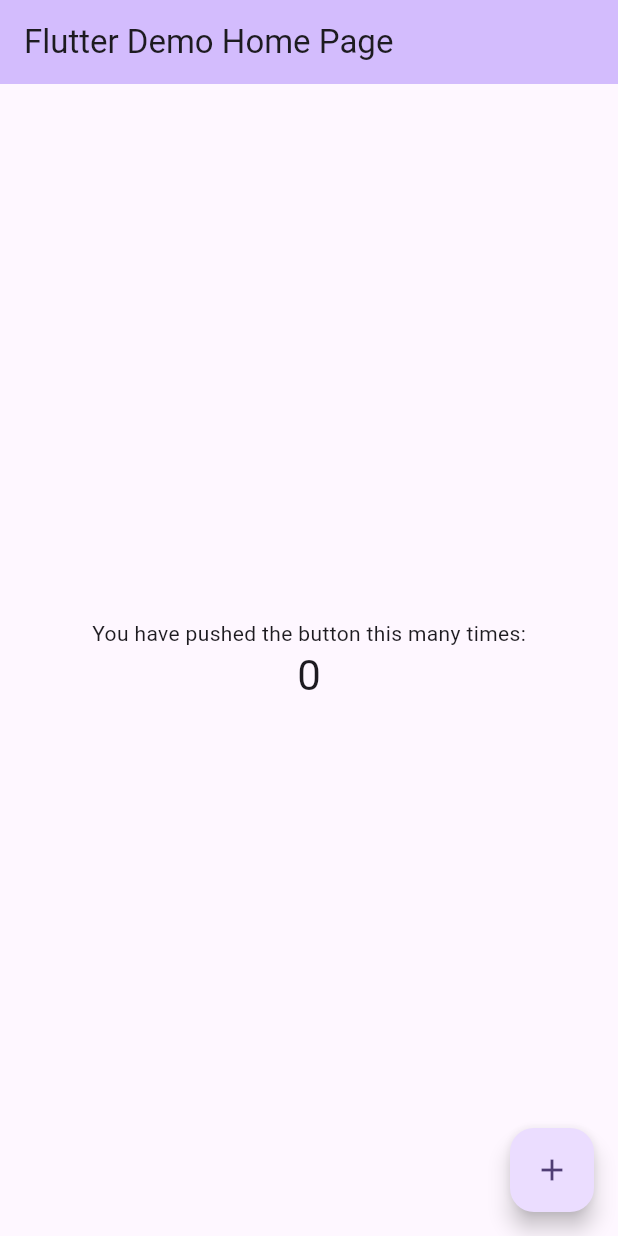
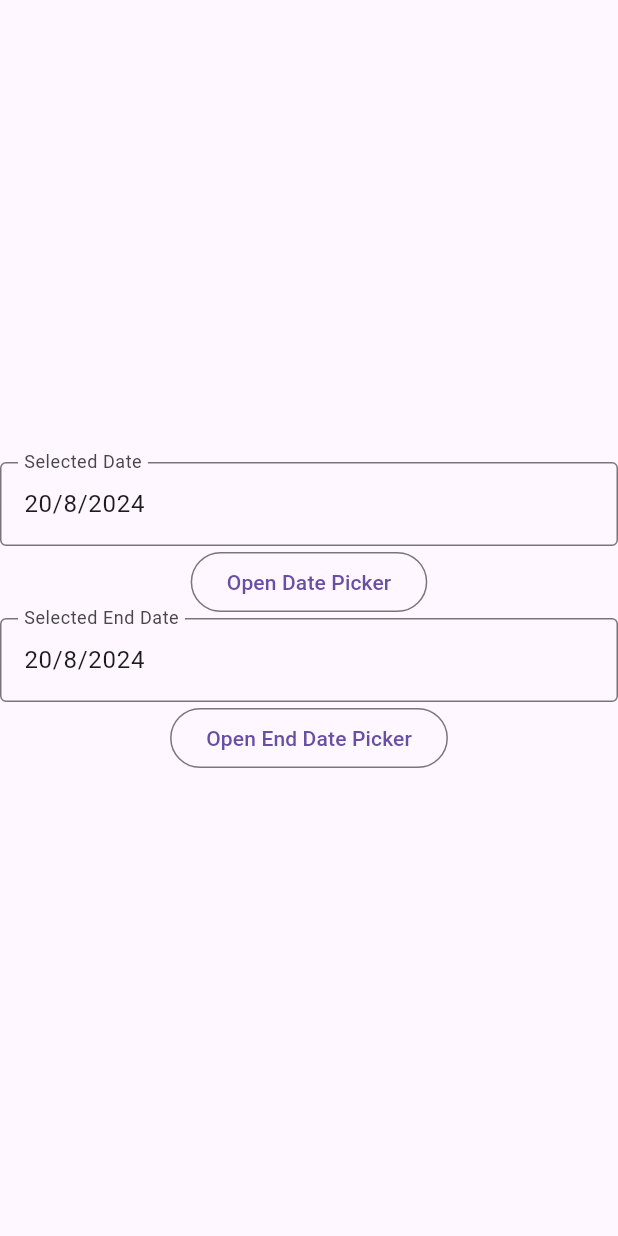
Before and after one commit to RayChan9123/Flutter_datepicker_repo, a Flutter app: the screen it shows after launch, on a phone screen of 412 x 824 dp. Run offline on Flutter 3.47's test engine with Material 3 defaults, Android fonts, the phone set to English and light mode, and no system bars.

Commit message:
"Removed unnecessary code in main.dart and .metadata files, and replaced with a new implementation for a date picker app."

```diff
--- a/flutter_datepicker_bug_proj/lib/main.dart
+++ b/flutter_datepicker_bug_proj/lib/main.dart
@@ -1,125 +1,19 @@
 import 'package:flutter/material.dart';
+import 'package:flutter_datepicker_bug_proj/presentation/datePickerBug.dart';
+//import 'package:flutter_application_2/presentation/datePickerExample.dart';
 
-void main() {
-  runApp(const MyApp());
-}
+/// Flutter code sample for [showDatePicker].
 
-class MyApp extends StatelessWidget {
-  const MyApp({super.key});
+void main() => runApp(const DatePickerApp());
 
-  // This widget is the root of your application.
+class DatePickerApp extends StatelessWidget {
+  const DatePickerApp({super.key});
+
   @override
   Widget build(BuildContext context) {
-    return MaterialApp(
-      title: 'Flutter Demo',
-      theme: ThemeData(
-        // This is the theme of your application.
-        //
-        // TRY THIS: Try running your application with "flutter run". You'll see
-        // the application has a purple toolbar. Then, without quitting the app,
-        // try changing the seedColor in the colorScheme below to Colors.green
-        // and then invoke "hot reload" (save your changes or press the "hot
-        // reload" button in a Flutter-supported IDE, or press "r" if you used
-        // the command line to start the app).
-        //
-        // Notice that the counter didn't reset back to zero; the application
-        // state is not lost during the reload. To reset the state, use hot
-        // restart instead.
-        //
-        // This works for code too, not just values: Most code changes can be
-        // tested with just a hot reload.
-        colorScheme: ColorScheme.fromSeed(seedColor: Colors.deepPurple),
-        useMaterial3: true,
-      ),
-      home: const MyHomePage(title: 'Flutter Demo Home Page'),
+    return const MaterialApp(
+      restorationScopeId: 'app',
+      home: DatePickerExample(restorationId: 'main'),
     );
   }
 }
-
-class MyHomePage extends StatefulWidget {
-  const MyHomePage({super.key, required this.title});
-
-  // This widget is the home page of your application. It is stateful, meaning
-  // that it has a State object (defined below) that contains fields that affect
-  // how it looks.
-
-  // This class is the configuration for the state. It holds the values (in this
-  // case the title) provided by the parent (in this case the App widget) and
-  // used by the build method of the State. Fields in a Widget subclass are
-  // always marked "final".
-
-  final String title;
-
-  @override
-  State<MyHomePage> createState() => _MyHomePageState();
-}
-
-class _MyHomePageState extends State<MyHomePage> {
-  int _counter = 0;
-
-  void _incrementCounter() {
-    setState(() {
-      // This call to setState tells the Flutter framework that something has
-      // changed in this State, which causes it to rerun the build method below
-      // so that the display can reflect the updated values. If we changed
-      // _counter without calling setState(), then the build method would not be
-      // called again, and so nothing would appear to happen.
-      _counter++;
-    });
-  }
-
-  @override
-  Widget build(BuildContext context) {
-    // This method is rerun every time setState is called, for instance as done
-    // by the _incrementCounter method above.
-    //
-    // The Flutter framework has been optimized to make rerunning build methods
-    // fast, so that you can just rebuild anything that needs updating rather
-    // than having to individually change instances of widgets.
-    return Scaffold(
-      appBar: AppBar(
-        // TRY THIS: Try changing the color here to a specific color (to
-        // Colors.amber, perhaps?) and trigger a hot reload to see the AppBar
-        // change color while the other colors stay the same.
-        backgroundColor: Theme.of(context).colorScheme.inversePrimary,
-        // Here we take the value from the MyHomePage object that was created by
-        // the App.build method, and use it to set our appbar title.
-        title: Text(widget.title),
-      ),
-      body: Center(
-        // Center is a layout widget. It takes a single child and positions it
-        // in the middle of the parent.
-        child: Column(
-          // Column is also a layout widget. It takes a list of children and
-          // arranges them vertically. By default, it sizes itself to fit its
-          // children horizontally, and tries to be as tall as its parent.
-          //
-          // Column has various properties to control how it sizes itself and
-          // how it positions its children. Here we use mainAxisAlignment to
-          // center the children vertically; the main axis here is the vertical
-          // axis because Columns are vertical (the cross axis would be
-          // horizontal).
-          //
-          // TRY THIS: Invoke "debug painting" (choose the "Toggle Debug Paint"
-          // action in the IDE, or press "p" in the console), to see the
-          // wireframe for each widget.
-          mainAxisAlignment: MainAxisAlignment.center,
-          children: <Widget>[
-            const Text(
-              'You have pushed the button this many times:',
-            ),
-            Text(
-              '$_counter',
-              style: Theme.of(context).textTheme.headlineMedium,
-            ),
-          ],
-        ),
-      ),
-      floatingActionButton: FloatingActionButton(
-        onPressed: _incrementCounter,
-        tooltip: 'Increment',
-        child: const Icon(Icons.add),
-      ), // This trailing comma makes auto-formatting nicer for build methods.
-    );
-  }
-}
--- /dev/null
+++ b/flutter_datepicker_bug_proj/lib/presentation/datePickerBug.dart
@@ -0,0 +1,184 @@
+import 'package:flutter/material.dart';
+
+class DatePickerExample extends StatefulWidget {
+  const DatePickerExample({super.key, this.restorationId});
+
+  final String? restorationId;
+
+  @override
+  State<DatePickerExample> createState() => _DatePickerExampleState();
+}
+
+//created two vars to store the start_date and end_date
+DateTime start_date = DateTime.now();
+DateTime end_date = DateTime.now();
+
+/// RestorationProperty objects can be used because of RestorationMixin.
+class _DatePickerExampleState extends State<DatePickerExample>
+    with RestorationMixin {
+  // In this example, the restoration ID for the mixin is passed in through
+  // the [StatefulWidget]'s constructor.
+  @override
+  String? get restorationId => widget.restorationId;
+
+  //use the var in the
+  final RestorableDateTime _selectedDate = RestorableDateTime(start_date);
+  final RestorableDateTime _selectedEndDate = RestorableDateTime(end_date);
+
+  late final RestorableRouteFuture<DateTime?> _restorableDatePickerRouteFuture =
+      RestorableRouteFuture<DateTime?>(
+    onComplete: _selectDate,
+    onPresent: (NavigatorState navigator, Object? arguments) {
+      return navigator.restorablePush(
+        _datePickerRoute,
+        arguments: _selectedDate.value.millisecondsSinceEpoch,
+      );
+    },
+  );
+
+  late final RestorableRouteFuture<DateTime?>
+      _restorableEndDatePickerRouteFuture = RestorableRouteFuture<DateTime?>(
+    onComplete: _selectEndDate,
+    onPresent: (NavigatorState navigator, Object? arguments) {
+      return navigator.restorablePush(
+        _endDatePickerRoute,
+        arguments: _selectedEndDate.value.millisecondsSinceEpoch,
+      );
+    },
+  );
+
+  @pragma('vm:entry-point')
+  static Route<DateTime> _datePickerRoute(
+    BuildContext context,
+    Object? arguments,
+  ) {
+    return DialogRoute<DateTime>(
+      context: context,
+      builder: (BuildContext context) {
+        return DatePickerDialog(
+          restorationId: 'date_picker_dialog',
+          initialEntryMode: DatePickerEntryMode.calendarOnly,
+          initialDate: DateTime.fromMillisecondsSinceEpoch(arguments! as int),
+          firstDate: DateTime(2021),
+          //forbidden date chosen that are later than the end date
+          lastDate: end_date,
+        );
+      },
+    );
+  }
+
+  @pragma('vm:entry-point')
+  static Route<DateTime> _endDatePickerRoute(
+    BuildContext context,
+    Object? arguments,
+  ) {
+    return DialogRoute<DateTime>(
+      context: context,
+      builder: (BuildContext context) {
+        return DatePickerDialog(
+          restorationId: 'end_date_picker_dialog',
+          initialEntryMode: DatePickerEntryMode.calendarOnly,
+          initialDate: DateTime.fromMillisecondsSinceEpoch(arguments! as int),
+          //forbidden date chosen that are before than the start date
+          firstDate: start_date,
+          lastDate: DateTime(2033),
+        );
+      },
+    );
+  }
+
+  @override
+  void restoreState(RestorationBucket? oldBucket, bool initialRestore) {
+    registerForRestoration(_selectedDate, 'selected_date');
+    registerForRestoration(
+        _restorableDatePickerRouteFuture, 'date_picker_route_future');
+    registerForRestoration(_selectedEndDate, 'selected_end_date');
+    registerForRestoration(
+        _restorableEndDatePickerRouteFuture, 'end_date_picker_route_future');
+  }
+
+  void _selectDate(DateTime? newSelectedDate) {
+    if (newSelectedDate != null) {
+      setState(() {
+        _selectedDate.value = newSelectedDate;
+        start_date = newSelectedDate;
+        _dateController.text =
+            '${_selectedDate.value.day}/${_selectedDate.value.month}/${_selectedDate.value.year}';
+        ScaffoldMessenger.of(context).showSnackBar(SnackBar(
+          content: Text(
+              'Selected: ${_selectedDate.value.day}/${_selectedDate.value.month}/${_selectedDate.value.year}'),
+        ));
+      });
+    }
+  }
+
+  void _selectEndDate(DateTime? newSelectedEndDate) {
+    if (newSelectedEndDate != null) {
+      setState(() {
+        _selectedEndDate.value = newSelectedEndDate;
+        end_date = newSelectedEndDate;
+        _endDateController.text =
+            '${_selectedEndDate.value.day}/${_selectedEndDate.value.month}/${_selectedEndDate.value.year}';
+        ScaffoldMessenger.of(context).showSnackBar(SnackBar(
+          content: Text(
+              'Selected: ${_selectedEndDate.value.day}/${_selectedEndDate.value.month}/${_selectedEndDate.value.year}'),
+        ));
+      });
+    }
+  }
+
+  final TextEditingController _dateController = TextEditingController();
+  final TextEditingController _endDateController = TextEditingController();
+
+  @override
+  void initState() {
+    super.initState();
+    _dateController.text =
+        '${start_date.day}/${start_date.month}/${start_date.year}';
+    _endDateController.text =
+        '${end_date.day}/${end_date.month}/${end_date.year}';
+  }
+
+  @override
+  Widget build(BuildContext context) {
+    return Scaffold(
+      body: Column(
+        mainAxisAlignment: MainAxisAlignment.center,
+        children: [
+          TextFormField(
+            controller: _dateController,
+            readOnly: true,
+            decoration: const InputDecoration(
+              labelText: 'Selected Date',
+              border: OutlineInputBorder(),
+            ),
+          ),
+          Center(
+            child: OutlinedButton(
+              onPressed: () {
+                _restorableDatePickerRouteFuture.present();
+              },
+              child: const Text('Open Date Picker'),
+            ),
+          ),
+          TextFormField(
+            controller: _endDateController,
+            readOnly: true,
+            decoration: const InputDecoration(
+              labelText: 'Selected End Date',
+              border: OutlineInputBorder(),
+            ),
+          ),
+          Center(
+            child: OutlinedButton(
+              onPressed: () {
+                _restorableEndDatePickerRouteFuture.present();
+              },
+              child: const Text('Open End Date Picker'),
+            ),
+          ),
+        ],
+      ),
+    );
+  }
+}
```
Also changed, not shown: 1 other file.
